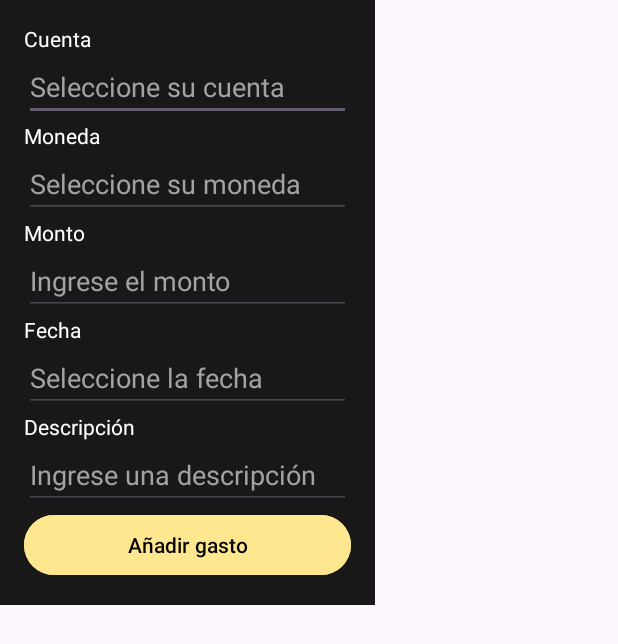
After one commit to EzeDiazTrigo/moneyAppOne, an Android app: the layout dialog_add_bill.xml on its own in the app's theme, with its tools: preview values and no code run, on a phone screen of 412 x 824 dp. The commit adds this screen. Shown: the top 644 px of the screen. Run offline under Robolectric (Android 15) with nearby library versions, the light colour scheme and no system bars; network calls fail.

Commit message:
bill fragment con UI

```diff
--- a/app/src/main/java/com/souckan/moneyappone/data/database/dao/AccountDao.kt
+++ b/app/src/main/java/com/souckan/moneyappone/data/database/dao/AccountDao.kt
@@ -11,6 +11,9 @@ interface AccountDao {
     @Query("SELECT * FROM account_table ORDER BY accountName DESC")
     suspend fun getAllAccount():List<AccountEntity>
 
+    @Query("SELECT accountName FROM account_table ORDER BY accountName DESC")
+    suspend fun getAllAccountNames():List<String>
+
     @Insert(onConflict = OnConflictStrategy.REPLACE)
     suspend fun insertAll(account: AccountEntity)
 
--- /dev/null
+++ b/app/src/main/res/drawable/baseline_add_circle_24.xml
@@ -0,0 +1,5 @@
+<vector xmlns:android="http://schemas.android.com/apk/res/android" android:height="24dp" android:tint="#000000" android:viewportHeight="24" android:viewportWidth="24" android:width="24dp">
+
+    <path android:fillColor="@android:color/white" android:pathData="M12,2C6.48,2 2,6.48 2,12s4.48,10 10,10 10,-4.48 10,-10S17.52,2 12,2zM17,13h-4v4h-2v-4L7,13v-2h4L11,7h2v4h4v2z"/>
+
+</vector>
--- /dev/null
+++ b/app/src/main/res/drawable/ic_add.xml
@@ -0,0 +1,5 @@
+<vector xmlns:android="http://schemas.android.com/apk/res/android" android:height="24dp" android:tint="#000000" android:viewportHeight="24" android:viewportWidth="24" android:width="24dp">
+
+    <path android:fillColor="@android:color/white" android:pathData="M19,13h-6v6h-2v-6H5v-2h6V5h2v6h6v2z"/>
+
+</vector>
--- /dev/null
+++ b/app/src/main/res/layout/dialog_add_bill.xml
@@ -0,0 +1,103 @@
+<?xml version="1.0" encoding="utf-8"?>
+
+
+<LinearLayout xmlns:android="http://schemas.android.com/apk/res/android"
+    android:layout_width="250dp"
+    android:layout_height="wrap_content"
+    android:padding="16dp"
+    android:background="@color/primaryDark"
+    android:orientation="vertical">
+
+    <TextView
+        android:layout_width="wrap_content"
+        android:layout_height="wrap_content"
+        android:text="@string/account"
+        android:textColor="@color/white"
+        />
+
+    <AutoCompleteTextView
+        android:id="@+id/acAccount"
+        android:layout_width="match_parent"
+        android:layout_height="wrap_content"
+        android:hint="@string/select_account"
+        android:inputType="text"
+        android:textColor="@color/white"
+        android:textColorHint="@color/colorHint"/>
+
+
+    <TextView
+        android:layout_width="wrap_content"
+        android:layout_height="wrap_content"
+        android:text="@string/currency"
+        android:textColor="@color/white"
+        />
+    <AutoCompleteTextView
+        android:id="@+id/acCurrency"
+        android:layout_width="match_parent"
+        android:layout_height="wrap_content"
+        android:hint="@string/select_currency"
+        android:inputType="text"
+        android:textColor="@color/white"
+        android:textColorHint="@color/colorHint"/>
+
+    <TextView
+        android:layout_width="wrap_content"
+        android:layout_height="wrap_content"
+        android:text="@string/amount"
+        android:textColor="@color/white"
+        />
+    <EditText
+        android:id="@+id/edAmount"
+        android:layout_width="match_parent"
+        android:layout_height="wrap_content"
+        android:hint="@string/insert_amount"
+        android:inputType="text"
+        android:textColor="@color/white"
+        android:textColorHint="@color/colorHint"
+        />
+
+    <TextView
+        android:layout_width="wrap_content"
+        android:layout_height="wrap_content"
+        android:text="@string/date"
+        android:textColor="@color/white"
+        />
+    <EditText
+        android:id="@+id/edDate"
+        android:layout_width="match_parent"
+        android:layout_height="wrap_content"
+        android:hint="@string/select_date"
+        android:inputType="text"
+        android:clickable="true"
+        android:textColor="@color/white"
+        android:textColorHint="@color/colorHint"/>
+
+    <TextView
+        android:layout_width="wrap_content"
+        android:layout_height="wrap_content"
+        android:text="@string/description"
+        android:textColor="@color/white"
+        />
+    <EditText
+        android:id="@+id/edDescription"
+        android:layout_width="match_parent"
+        android:layout_height="wrap_content"
+        android:hint="@string/insert_description"
+        android:inputType="text"
+        android:textColor="@color/white"
+        android:textColorHint="@color/colorHint"/>
+
+
+
+    <Button
+        android:id="@+id/btnAddBill"
+        android:layout_width="match_parent"
+        android:layout_height="wrap_content"
+        android:text="@string/add_bill"
+        android:textColor="@color/black"
+        android:textSize="14sp"
+        android:backgroundTint="@color/gold"
+        />
+
+
+</LinearLayout>
--- a/app/src/main/res/values/colors.xml
+++ b/app/src/main/res/values/colors.xml
@@ -11,4 +11,5 @@
 
     <color name="red">#FF0000</color>
     <color name="sky">#00BCD4</color>
+    <color name="colorHint">#A2A2A2</color>
 </resources>
--- a/app/src/main/res/values/strings.xml
+++ b/app/src/main/res/values/strings.xml
@@ -5,4 +5,19 @@
     <string name="bill">Gastos</string>
     <string name="total">Totales</string>
     <string name="service">Servicios</string>
+
+    <string name="select_currency">Seleccione su moneda</string>
+    <string name="select_account">Seleccione su cuenta</string>
+    <string name="insert_amount">Ingrese el monto</string>
+    <string name="select_date">Seleccione la fecha</string>
+    <string name="insert_description">Ingrese una descripción</string>
+    <string name="new_bill">Nuevo gasto</string>
+    <string name="add_bill">Añadir gasto</string>
+
+    <string name="currency">Moneda</string>
+    <string name="account">Cuenta</string>
+    <string name="amount">Monto</string>
+    <string name="date">Fecha</string>
+    <string name="description">Descripción</string>
+
 </resources>
```
Also changed, not shown: app/src/main/java/com/souckan/moneyappone/MainActivity.kt (+10 -18 lines), app/src/main/java/com/souckan/moneyappone/data/totalRepository.kt (+14 -0 lines), app/src/main/java/com/souckan/moneyappone/ui/fragments/billFragment.kt (+71 -0 lines), app/src/main/java/com/souckan/moneyappone/ui/viewmodels/totalViewModel.kt (+19 -4 lines), app/src/main/res/layout/activity_main.xml (+28 -19 lines), app/src/main/res/layout/fragment_bill.xml (+14 -6 lines).
